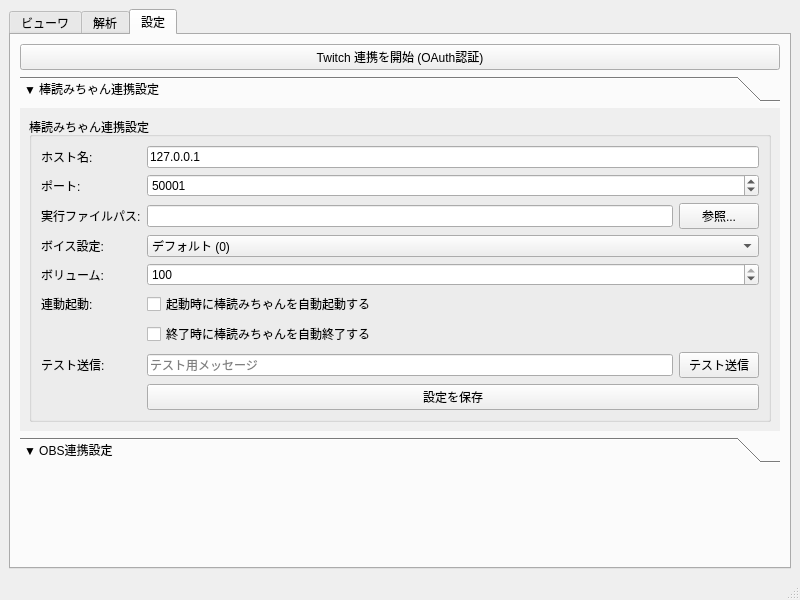
Qt form src/MainWindow.ui (BLUE000/TwitchCommentViewer) before a commit.
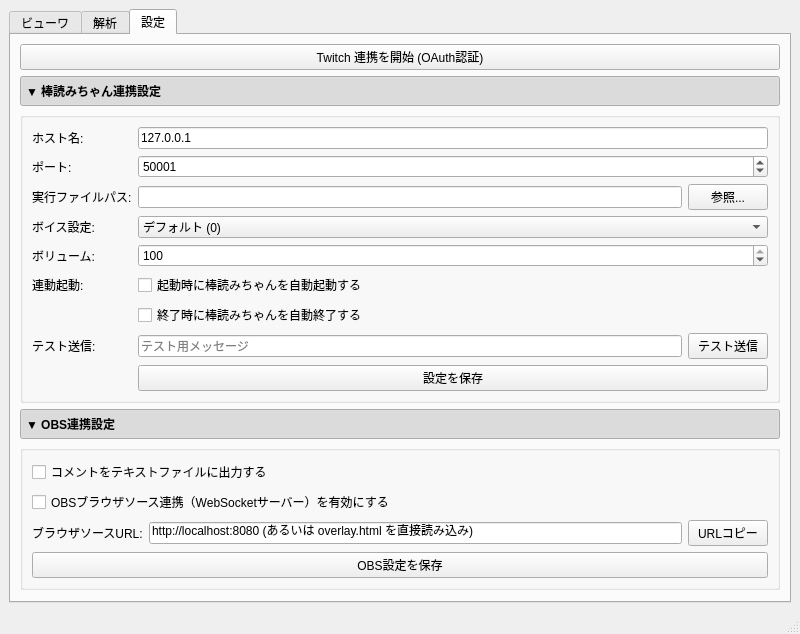
The same form after that commit. The open tabs and pages were chosen to show the change.

Commit message: feat: replace QToolBox with custom collapsible accordion buttons

The edit to the form file:
```diff
--- a/src/MainWindow.ui
+++ b/src/MainWindow.ui
@@ -52,11 +52,7 @@
           </property>
          </widget>
         </item>
-        <item><widget class="QToolBox" name="toolBoxSettings"><property name="currentIndex"><number>0</number></property><widget class="QWidget" name="pageBouyomi"><attribute name="label"><string>▼ 棒読みちゃん連携設定</string></attribute><layout class="QVBoxLayout" name="verticalLayoutBouyomi"><item>
-         <widget class="QGroupBox" name="groupBoxBouyomi">
-          <property name="title">
-           <string>棒読みちゃん連携設定</string>
-          </property>
+        <item><widget class="QPushButton" name="btnToggleBouyomi"><property name="text"><string>▼ 棒読みちゃん連携設定</string></property><property name="checkable"><bool>true</bool></property><property name="checked"><bool>true</bool></property><property name="styleSheet"><string>text-align: left; font-weight: bold; padding: 5px;</string></property></widget></item><item><widget class="QGroupBox" name="groupBoxBouyomi">
           <layout class="QFormLayout" name="formLayout">
            <item row="0" column="0">
             <widget class="QLabel" name="labelHost">
@@ -168,12 +164,7 @@
            </item>
           </layout>
          </widget>
-        </item>
-        </layout></widget><widget class="QWidget" name="pageObs"><attribute name="label"><string>▼ OBS連携設定</string></attribute><layout class="QVBoxLayout" name="verticalLayoutObsContainer"><item>
-         <widget class="QGroupBox" name="groupBoxObs">
-          <property name="title">
-           <string>OBS連携設定</string>
-          </property>
+        </item><item><widget class="QPushButton" name="btnToggleObs"><property name="text"><string>▼ OBS連携設定</string></property><property name="checkable"><bool>true</bool></property><property name="checked"><bool>true</bool></property><property name="styleSheet"><string>text-align: left; font-weight: bold; padding: 5px;</string></property></widget></item><item><widget class="QGroupBox" name="groupBoxObs">
           <layout class="QVBoxLayout" name="verticalLayoutObs">
            <item>
             <widget class="QCheckBox" name="chkObsFileOutput">
@@ -192,8 +183,7 @@
            </item>
           </layout>
          </widget>
-        </item>
-        </layout></widget></widget></item><item>
+        </item><item>
          <spacer name="verticalSpacer">
           <property name="orientation">
            <enum>Qt::Vertical</enum>
```
The commit also changes 3 other files.
